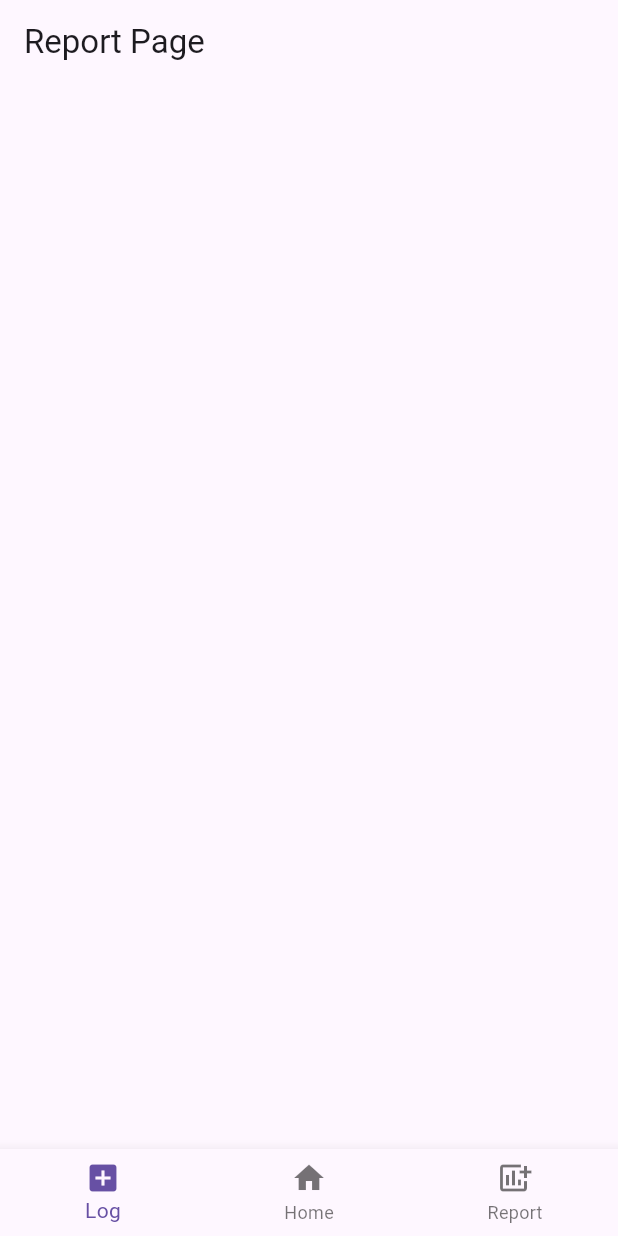
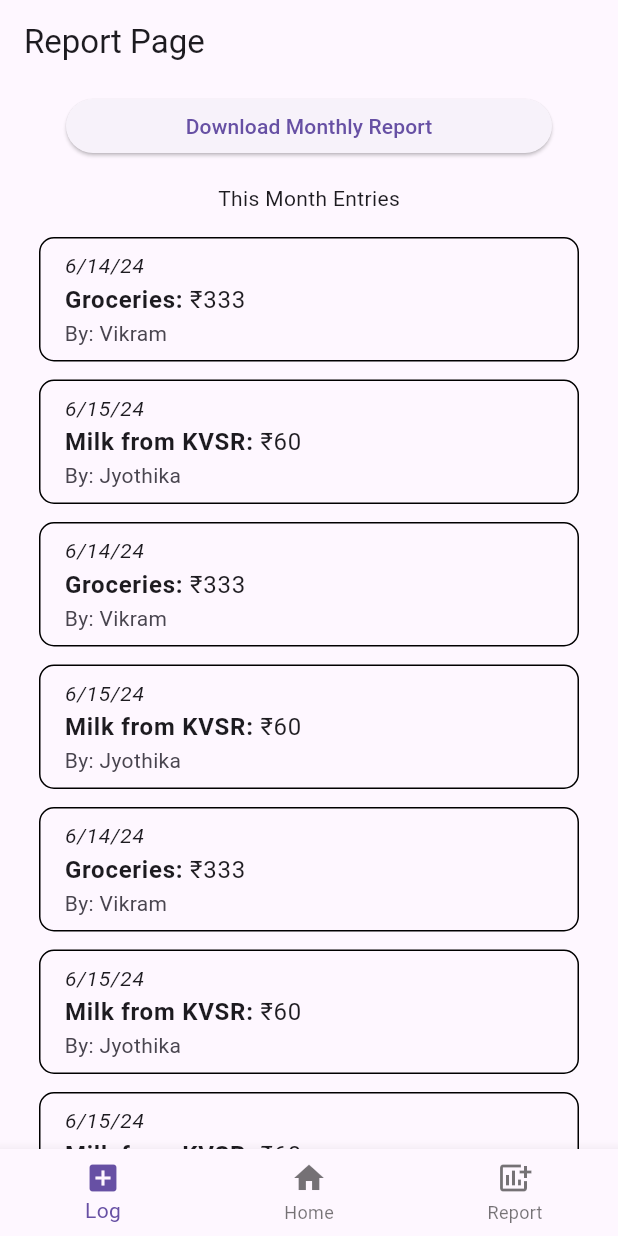
Before and after one commit to TheFinalGuardian/Ammasevasadanam-App, a Flutter app: the screen it shows after launch, swiped to page 3, on a phone screen of 412 x 824 dp. Run offline on Flutter 3.47's test engine with Material 3 defaults, Android fonts, the phone set to English and light mode, and no system bars; our stand-ins replace flutter_svg.

Commit message:
Finished Report Page

```diff
--- a/lib/animations/swipe_animations/swipe_pages/swipe_home_page.dart
+++ b/lib/animations/swipe_animations/swipe_pages/swipe_home_page.dart
@@ -4,7 +4,7 @@ import 'package:ammasevasadanam_app/animations/transition_animation_folder/left_
 import 'package:ammasevasadanam_app/animations/transition_animation_folder/right_to_left.dart';
 import 'package:ammasevasadanam_app/home_page.dart';
 import 'package:ammasevasadanam_app/menu_bottom.dart';
-import 'package:ammasevasadanam_app/place_holders/report_page_place_holder.dart';
+import 'package:ammasevasadanam_app/report_page_stuff/report_page.dart';
 import 'package:flutter/material.dart';
 
 class HomePageWithAnimation extends StatelessWidget {
--- a/lib/animations/swipe_animations/swipe_pages/swipe_log_page.dart
+++ b/lib/animations/swipe_animations/swipe_pages/swipe_log_page.dart
@@ -1,7 +1,7 @@
 import 'package:ammasevasadanam_app/animations/swipe_animations/swipe_pages/swipe_home_page.dart';
 import 'package:ammasevasadanam_app/animations/transition_animation_folder/right_to_left.dart';
 import 'package:ammasevasadanam_app/home_page.dart';
-import 'package:ammasevasadanam_app/log_page_stuff/log_page.dart';
+import 'package:ammasevasadanam_app/log_page_stuff/log_page_no_scroll.dart';
 import 'package:ammasevasadanam_app/menu_bottom.dart';
 import 'package:flutter/material.dart';
 
@@ -11,7 +11,7 @@ class LogPageWithAnimation extends StatelessWidget {
   @override
   Widget build(BuildContext context) {
     return GestureDetector(
-      child: const LogPage(),
+      child: LogPageNoScroll(),
       onHorizontalDragUpdate: (details){
         int sensitivity = 6;
         if (details.delta.dx < -sensitivity) {
--- a/lib/animations/swipe_animations/swipe_pages/swipe_report_page.dart
+++ b/lib/animations/swipe_animations/swipe_pages/swipe_report_page.dart
@@ -1,7 +1,7 @@
 import 'package:ammasevasadanam_app/animations/swipe_animations/swipe_pages/swipe_home_page.dart';
 import 'package:ammasevasadanam_app/animations/transition_animation_folder/left_to_right.dart';
 import 'package:ammasevasadanam_app/menu_bottom.dart';
-import 'package:ammasevasadanam_app/place_holders/report_page_place_holder.dart';
+import 'package:ammasevasadanam_app/report_page_stuff/report_page.dart';
 import 'package:flutter/material.dart';
 
 class ReportPageWithAnimation extends StatelessWidget {
@@ -10,7 +10,7 @@ class ReportPageWithAnimation extends StatelessWidget {
   @override
   Widget build(BuildContext context) {
     return GestureDetector(
-      child: const ReportPagePlaceHolder(),
+      child: const ReportPage(),
       onHorizontalDragUpdate: (details){
         int sensitivity = 6;
         if (details.delta.dx > sensitivity) {
--- /dev/null
+++ b/lib/custom_tile.dart
@@ -0,0 +1,78 @@
+import 'package:flutter/material.dart';
+
+class CustomTile extends StatefulWidget {
+  String date;
+  String TileName;
+  String Person;
+  String cost;
+
+  CustomTile({super.key, required this.date, required this.TileName, required this.Person, required this.cost});
+
+  @override
+  State<CustomTile> createState() => _CustomTileState();
+}
+
+class _CustomTileState extends State<CustomTile> {
+
+  @override
+  Widget build(BuildContext context) {
+    return Padding(
+      padding: const EdgeInsets.all(6.0),
+      child: ListTile(
+            shape: RoundedRectangleBorder(
+            borderRadius: BorderRadius.circular(10),
+            side: BorderSide(color: Colors.black),
+            ),
+            title: Column(
+              children: [
+                Row(
+                  children: [
+                    Text(
+                      widget.date,
+                      style: TextStyle(
+                        fontStyle: FontStyle.italic,
+                        fontSize: 14,
+                        ),
+                      ),
+                  ],
+                ),
+                Row(
+                  children: [
+                    CustomText(input: (widget.TileName+ ": ")),
+                    Text('₹'+widget.cost)
+                  ],
+                ),
+              ],
+            ),
+            subtitle: Text("By: "+widget.Person),
+            onTap: (){},
+      ),
+    );
+  }
+}
+
+
+
+
+
+
+
+class CustomText extends StatefulWidget {
+  String input;
+  CustomText({super.key, required this.input});
+
+  @override
+  State<CustomText> createState() => _CustomTextState();
+}
+
+class _CustomTextState extends State<CustomText> {
+  @override
+  Widget build(BuildContext context) {
+    return Text(
+    widget.input,
+    style: TextStyle(
+    fontWeight: FontWeight.bold,
+    )
+    );
+  }
+}
--- a/lib/main.dart
+++ b/lib/main.dart
@@ -1,9 +1,9 @@
 import 'package:ammasevasadanam_app/animations/swipe_animations/swipe_pages/swipe_log_page.dart';
 import 'package:ammasevasadanam_app/animations/swipe_animations/swipe_pages/swipe_report_page.dart';
 import 'package:ammasevasadanam_app/animations/swipe_animations/swipe_pages/swipe_home_page.dart';
-import 'package:ammasevasadanam_app/log_page_stuff/log_page.dart';
+import 'package:ammasevasadanam_app/log_page_stuff/log_page_no_scroll.dart';
 import 'package:ammasevasadanam_app/page_view.dart';
-import 'package:ammasevasadanam_app/place_holders/report_page_place_holder.dart';
+import 'package:ammasevasadanam_app/report_page_stuff/report_page.dart';
 import 'package:flutter/material.dart';
 
 void main() {
--- a/lib/page_view.dart
+++ b/lib/page_view.dart
@@ -1,8 +1,8 @@
 import 'package:ammasevasadanam_app/home_page.dart';
+import 'package:ammasevasadanam_app/log_page_stuff/log_page_no_scroll.dart';
 import 'package:ammasevasadanam_app/log_page_stuff/log_page.dart';
-import 'package:ammasevasadanam_app/log_page_stuff/log_page_place_holder_with_scroll.dart';
 import 'package:ammasevasadanam_app/menu_bottom.dart';
-import 'package:ammasevasadanam_app/place_holders/report_page_place_holder.dart';
+import 'package:ammasevasadanam_app/report_page_stuff/report_page.dart';
 import 'package:flutter/material.dart';
 import 'dart:async';
 
@@ -13,7 +13,11 @@ class PageViewVersion extends StatefulWidget {
 
 int pageChanged = 1;
 
-List<Widget> pages = [LogPagePlaceHolderWithScroll(), HomePage(), ReportPagePlaceHolder()];
+List<Widget> pages = [
+  LogPage(),
+  HomePage(),
+  ReportPage()
+];
 PageController pageController = PageController(initialPage: 1);
 
 class _PageViewVersionState extends State<PageViewVersion> {
@@ -22,30 +26,6 @@ class _PageViewVersionState extends State<PageViewVersion> {
     pageController.jumpToPage(x);
     track = x;
   }
-/*
-  void refresh(Duration duration) {
-  setState(() {
-  });
-}
-
-  void changePageAnimate(int x,int swap1, int swap2) async {
-    await pageController.animateToPage(pageChanged + x, duration: Duration(milliseconds: 500), curve: Curves.easeIn);
-    swapPage2(1,0);
-  }
-
-  swapPage (int currentPage, int targetPage){
-        var temp = pages[currentPage];
-        pages[currentPage] = pages[targetPage];
-        pages[targetPage] = temp;
-        setState(() {
-        });
-  }
-  swapPage2 (int currentPage, int targetPage){
-        var temp = pages[currentPage];
-        pages[currentPage] = pages[targetPage];
-        pages[targetPage] = temp;
-  }
-*/
 
   @override
   Widget build(BuildContext context) {
@@ -59,9 +39,37 @@ class _PageViewVersionState extends State<PageViewVersion> {
           });
         },
         children: [
-          pages[0],
-          pages[1],
-          pages[2],
+          GestureDetector(
+            onPanUpdate: (details) {
+          if (details.delta.dy != 0) {
+            Scrollable.ensureVisible(
+              context,
+              alignment: 0.5,
+            );
+          }
+        },
+            child: pages[0]
+            ),
+          GestureDetector(
+            onPanUpdate: (details) {
+          if (details.delta.dy != 0) {
+            Scrollable.ensureVisible(
+              context,
+              alignment: 0.5,
+            );
+          }
+        },
+            child: pages[1]),
+          GestureDetector(
+            onPanUpdate: (details) {
+          if (details.delta.dy != 0) {
+            Scrollable.ensureVisible(
+              context,
+              alignment: 0.5,
+            );
+          }
+        },
+            child: pages[2]),
         ],
       ),
       bottomNavigationBar: BottomNavigationBar(
--- a/lib/place_holders/report_page_place_holder.dart
+++ /dev/null
@@ -1,15 +0,0 @@
-import 'package:ammasevasadanam_app/menu_bottom.dart';
-import 'package:flutter/material.dart';
-
-class ReportPagePlaceHolder extends StatelessWidget {
-  const ReportPagePlaceHolder({super.key});
-
-  @override
-  Widget build(BuildContext context) {
-    return Scaffold(
-      appBar: AppBar(
-        title: const Text("Report Page"),
-      ),
-    );
-  }
-}
--- /dev/null
+++ b/lib/report_page_stuff/download_button.dart
@@ -0,0 +1,18 @@
+import 'package:flutter/material.dart';
+
+class DownloadButton extends StatelessWidget {
+  const DownloadButton({super.key});
+
+  @override
+  Widget build(BuildContext context) {
+    return SizedBox(
+      width: 324.0,
+      height: 36.0,
+      child: ElevatedButton(
+        onPressed: () {
+        },
+        child: const Text("Download Monthly Report")
+        ),
+    );
+  }
+}
--- /dev/null
+++ b/lib/report_page_stuff/monthly_entries.dart
@@ -0,0 +1,28 @@
+import 'package:ammasevasadanam_app/custom_tile.dart';
+import 'package:flutter/material.dart';
+
+class MonthlyEntries extends StatefulWidget {
+  MonthlyEntries({super.key});
+
+  @override
+  State<MonthlyEntries> createState() => _AddedMonthlyEntriesListState();
+}
+
+class _AddedMonthlyEntriesListState extends State<MonthlyEntries> {
+  @override
+  Widget build(BuildContext context) {
+        return ListView(
+        shrinkWrap: true,
+        children: <Widget>[
+          CustomTile(date: '6/14/24', TileName: "Groceries", Person: "Vikram", cost: '333'),
+          CustomTile(date: '6/15/24', TileName: "Milk from KVSR", Person: "Jyothika", cost: '60'),
+          CustomTile(date: '6/14/24', TileName: "Groceries", Person: "Vikram", cost: '333'),
+          CustomTile(date: '6/15/24', TileName: "Milk from KVSR", Person: "Jyothika", cost: '60'),
+          CustomTile(date: '6/14/24', TileName: "Groceries", Person: "Vikram", cost: '333'),
+          CustomTile(date: '6/15/24', TileName: "Milk from KVSR", Person: "Jyothika", cost: '60'),
+          CustomTile(date: '6/15/24', TileName: "Milk from KVSR", Person: "Jyothika", cost: '60'),
+          CustomTile(date: '6/15/24', TileName: "Milk from KVSR", Person: "Jyothika", cost: '60'),
+      ],
+    );
+  }
+}
--- /dev/null
+++ b/lib/report_page_stuff/report_page.dart
@@ -0,0 +1,46 @@
+import 'package:ammasevasadanam_app/menu_bottom.dart';
+import 'package:ammasevasadanam_app/report_page_stuff/download_button.dart';
+import 'package:ammasevasadanam_app/report_page_stuff/monthly_entries.dart';
+import 'package:flutter/material.dart';
+
+class ReportPage extends StatelessWidget {
+  const ReportPage({super.key});
+
+  @override
+  Widget build(BuildContext context) {
+    return Scaffold(
+      appBar: AppBar(
+        title: const Text("Report Page"),
+      ),
+      body: SingleChildScrollView(
+        child: Stack( children: <Widget>[
+            Column(
+              mainAxisAlignment: MainAxisAlignment.start,
+              crossAxisAlignment: CrossAxisAlignment.start,
+              children: [
+                Center(
+                  child: Padding(
+                    padding: EdgeInsets.only(top: 10.0),
+                    child: DownloadButton(),
+                  ),
+                ),
+                Center(
+                  child: Padding(
+                    padding: EdgeInsets.only(top: 20.0),
+                    child: Text("This Month Entries"),
+                  ),
+                ),
+                Center(
+                  child: Padding(
+                    padding: EdgeInsets.only(top: 10.0, right: 20.0, left: 20.0),
+                    child: MonthlyEntries(),
+                  ),
+                )
+              ]
+            )
+          ]
+        )
+      )
+    );
+  }
+}
```
Also changed, not shown: lib/log_page_stuff/added_monthly_entries_list.dart (+5 -14 lines), lib/log_page_stuff/log_page.dart (+9 -10 lines), lib/log_page_stuff/log_page_no_scroll.dart (added, +91 -0 lines), lib/log_page_stuff/log_page_place_holder_with_scroll.dart (deleted, +0 -90 lines), lib/log_page_stuff/submit_button.dart (renamed from lib/log_page_stuff/submit.dart).
